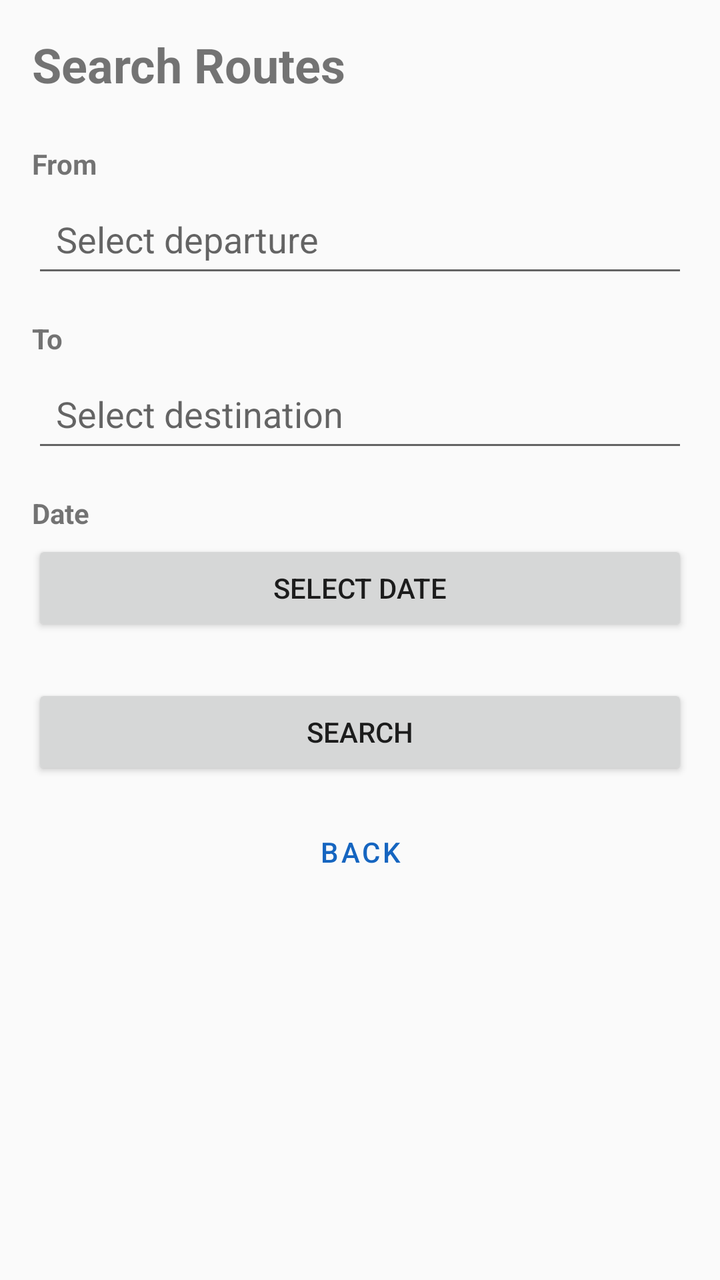
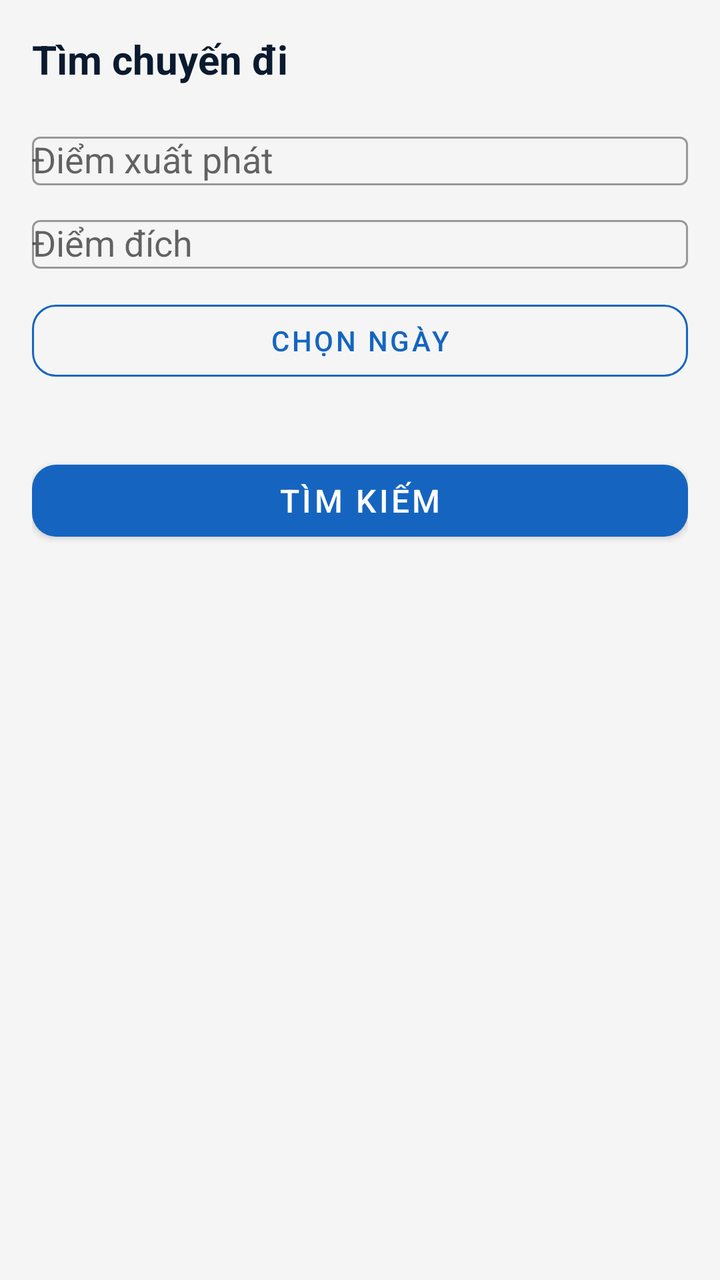

Compare the two renders of this Android layout. The source of the first and the diff that turns it into the second are given below.
<!-- AndroidManifest.xml: application theme Theme.BusBooking -->
<!-- res/layout/fragment_route_search.xml -->
<?xml version="1.0" encoding="utf-8"?>
<ScrollView xmlns:android="http://schemas.android.com/apk/res/android"
    android:layout_width="match_parent"
    android:layout_height="match_parent">

    <LinearLayout
        android:layout_width="match_parent"
        android:layout_height="wrap_content"
        android:orientation="vertical"
        android:padding="16dp">

        <TextView
            android:layout_width="wrap_content"
            android:layout_height="wrap_content"
            android:text="Search Routes"
            android:textSize="24sp"
            android:textStyle="bold"
            android:layout_marginBottom="24dp" />

        <TextView
            android:layout_width="wrap_content"
            android:layout_height="wrap_content"
            android:text="From"
            android:textStyle="bold"
            android:textSize="14sp"
            android:layout_marginBottom="4dp" />

        <AutoCompleteTextView
            android:id="@+id/originInput"
            android:layout_width="match_parent"
            android:layout_height="wrap_content"
            android:hint="Select departure"
            android:inputType="text"
            android:padding="12dp"
            android:layout_marginBottom="16dp" />

        <TextView
            android:layout_width="wrap_content"
            android:layout_height="wrap_content"
            android:text="To"
            android:textStyle="bold"
            android:textSize="14sp"
            android:layout_marginBottom="4dp" />

        <AutoCompleteTextView
            android:id="@+id/destinationInput"
            android:layout_width="match_parent"
            android:layout_height="wrap_content"
            android:hint="Select destination"
            android:inputType="text"
            android:padding="12dp"
            android:layout_marginBottom="16dp" />

        <TextView
            android:layout_width="wrap_content"
            android:layout_height="wrap_content"
            android:text="Date"
            android:textStyle="bold"
            android:textSize="14sp"
            android:layout_marginBottom="4dp" />

        <Button
            android:id="@+id/dateButton"
            android:layout_width="match_parent"
            android:layout_height="wrap_content"
            android:text="Select date"
            android:padding="12dp"
            android:layout_marginBottom="24dp" />

        <ProgressBar
            android:id="@+id/progressBar"
            android:layout_width="wrap_content"
            android:layout_height="wrap_content"
            android:visibility="gone"
            android:layout_gravity="center"
            android:layout_marginBottom="16dp" />

        <Button
            android:id="@+id/searchButton"
            android:layout_width="match_parent"
            android:layout_height="wrap_content"
            android:text="SEARCH"
            android:layout_marginBottom="12dp" />

        <Button
            android:id="@+id/backButton"
            android:layout_width="match_parent"
            android:layout_height="wrap_content"
            android:text="BACK"
            style="@style/Widget.MaterialComponents.Button.OutlinedButton" />

    </LinearLayout>

</ScrollView>
<!-- resources referenced by this layout -->
<resources>
  <style name="Theme.BusBooking" parent="Theme.MaterialComponents.Light.NoActionBar.Bridge">
          <item name="colorPrimary">@color/blue_primary</item>
          <item name="colorPrimaryDark">@color/blue_primary_dark</item>
          <item name="colorAccent">@color/blue_accent</item>
      </style>
  <color name="blue_primary">#1565C0</color>
  <color name="blue_primary_dark">#0D47A1</color>
  <color name="blue_accent">#2196F3</color>
</resources>

<!-- the commit's change to res/layout/fragment_route_search.xml (unified diff, before → after) -->
@@ -1,7 +1,9 @@
 <?xml version="1.0" encoding="utf-8"?>
-<ScrollView xmlns:android="http://schemas.android.com/apk/res/android"
+<androidx.core.widget.NestedScrollView xmlns:android="http://schemas.android.com/apk/res/android"
+    xmlns:app="http://schemas.android.com/apk/res-auto"
     android:layout_width="match_parent"
-    android:layout_height="match_parent">
+    android:layout_height="match_parent"
+    android:background="@color/background_grey">
 
     <LinearLayout
         android:layout_width="match_parent"
@@ -9,86 +11,80 @@
         android:orientation="vertical"
         android:padding="16dp">
 
+        
         <TextView
-            android:layout_width="wrap_content"
-            android:layout_height="wrap_content"
-            android:text="Search Routes"
-            android:textSize="24sp"
-            android:textStyle="bold"
-            android:layout_marginBottom="24dp" />
-
-        <TextView
-            android:layout_width="wrap_content"
-            android:layout_height="wrap_content"
-            android:text="From"
-            android:textStyle="bold"
-            android:textSize="14sp"
-            android:layout_marginBottom="4dp" />
-
-        <AutoCompleteTextView
-            android:id="@+id/originInput"
             android:layout_width="match_parent"
             android:layout_height="wrap_content"
-            android:hint="Select departure"
-            android:inputType="text"
-            android:padding="12dp"
-            android:layout_marginBottom="16dp" />
+            android:text="Tìm chuyến đi"
+            android:textSize="20sp"
+            android:textStyle="bold"
+            android:textColor="@color/text_primary"
+            android:layout_marginBottom="20dp" />
 
-        <TextView
-            android:layout_width="wrap_content"
-            android:layout_height="wrap_content"
-            android:text="To"
-            android:textStyle="bold"
-            android:textSize="14sp"
-            android:layout_marginBottom="4dp" />
-
-        <AutoCompleteTextView
-            android:id="@+id/destinationInput"
+        
+        <com.google.android.material.textfield.TextInputLayout
             android:layout_width="match_parent"
             android:layout_height="wrap_content"
-            android:hint="Select destination"
-            android:inputType="text"
-            android:padding="12dp"
-            android:layout_marginBottom="16dp" />
+            android:layout_marginBottom="12dp"
+            style="@style/Widget.MaterialComponents.TextInputLayout.OutlinedBox">
 
-        <TextView
-            android:layout_width="wrap_content"
+            <com.google.android.material.textfield.MaterialAutoCompleteTextView
+                android:id="@+id/originInput"
+                android:layout_width="match_parent"
+                android:layout_height="wrap_content"
+                android:hint="Điểm xuất phát"
+                android:inputType="text" />
+
+        </com.google.android.material.textfield.TextInputLayout>
+
+        
+        <com.google.android.material.textfield.TextInputLayout
+            android:layout_width="match_parent"
             android:layout_height="wrap_content"
-            android:text="Date"
-            android:textStyle="bold"
-            android:textSize="14sp"
-            android:layout_marginBottom="4dp" />
+            android:layout_marginBottom="12dp"
+            style="@style/Widget.MaterialComponents.TextInputLayout.OutlinedBox">
 
-        <Button
+            <com.google.android.material.textfield.MaterialAutoCompleteTextView
+                android:id="@+id/destinationInput"
+                android:layout_width="match_parent"
+                android:layout_height="wrap_content"
+                android:hint="Điểm đích"
+                android:inputType="text" />
+
+        </com.google.android.material.textfield.TextInputLayout>
+
+        
+        <com.google.android.material.button.MaterialButton
             android:id="@+id/dateButton"
             android:layout_width="match_parent"
-            android:layout_height="wrap_content"
-            android:text="Select date"
-            android:padding="12dp"
-            android:layout_marginBottom="24dp" />
+            android:layout_height="48dp"
+            android:text="Chọn ngày"
+            android:textSize="14sp"
+            android:layout_marginBottom="12dp"
+            style="@style/Widget.MaterialComponents.Button.OutlinedButton"
+            app:strokeColor="@color/blue_primary"
+            app:cornerRadius="12dp" />
 
+        
         <ProgressBar
             android:id="@+id/progressBar"
             android:layout_width="wrap_content"
             android:layout_height="wrap_content"
-            android:visibility="gone"
-            android:layout_gravity="center"
-            android:layout_marginBottom="16dp" />
+            android:layout_gravity="center_horizontal"
+            android:layout_marginTop="16dp"
+            android:visibility="gone" />
 
-        <Button
+        
+        <com.google.android.material.button.MaterialButton
             android:id="@+id/searchButton"
             android:layout_width="match_parent"
-            android:layout_height="wrap_content"
-            android:text="SEARCH"
-            android:layout_marginBottom="12dp" />
-
-        <Button
-            android:id="@+id/backButton"
-            android:layout_width="match_parent"
-            android:layout_height="wrap_content"
-            android:text="BACK"
-            style="@style/Widget.MaterialComponents.Button.OutlinedButton" />
+            android:layout_height="48dp"
+            android:text="Tìm kiếm"
+            android:textSize="16sp"
+            android:layout_marginTop="20dp"
+            app:backgroundTint="@color/blue_primary"
+            app:cornerRadius="12dp" />
 
     </LinearLayout>
 
-</ScrollView>
+</androidx.core.widget.NestedScrollView>
<!-- resource entries referenced after the edit -->
@@ -1,11 +1,13 @@
 <!-- resources referenced by this layout -->
 <resources>
+  <color name="background_grey">#F5F5F5</color>
   <style name="Theme.BusBooking" parent="Theme.MaterialComponents.Light.NoActionBar.Bridge">
           <item name="colorPrimary">@color/blue_primary</item>
           <item name="colorPrimaryDark">@color/blue_primary_dark</item>
           <item name="colorAccent">@color/blue_accent</item>
       </style>
   <color name="blue_primary">#1565C0</color>
+  <color name="text_primary">#0A1A2F</color>
   <color name="blue_primary_dark">#0D47A1</color>
   <color name="blue_accent">#2196F3</color>
 </resources>
